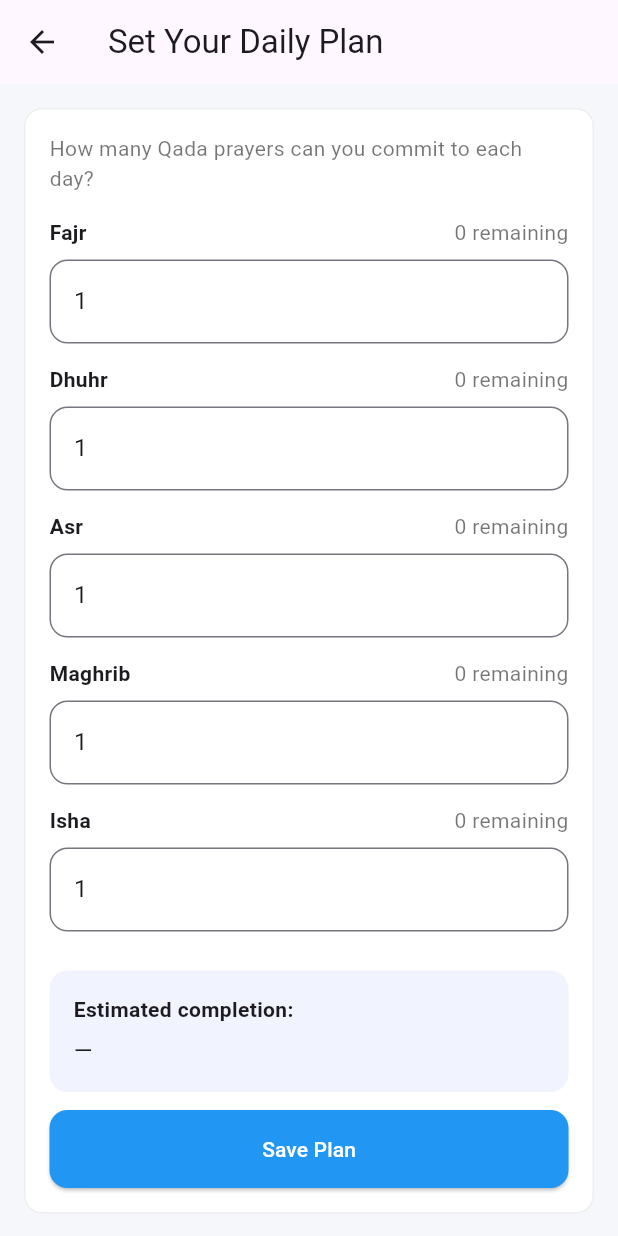
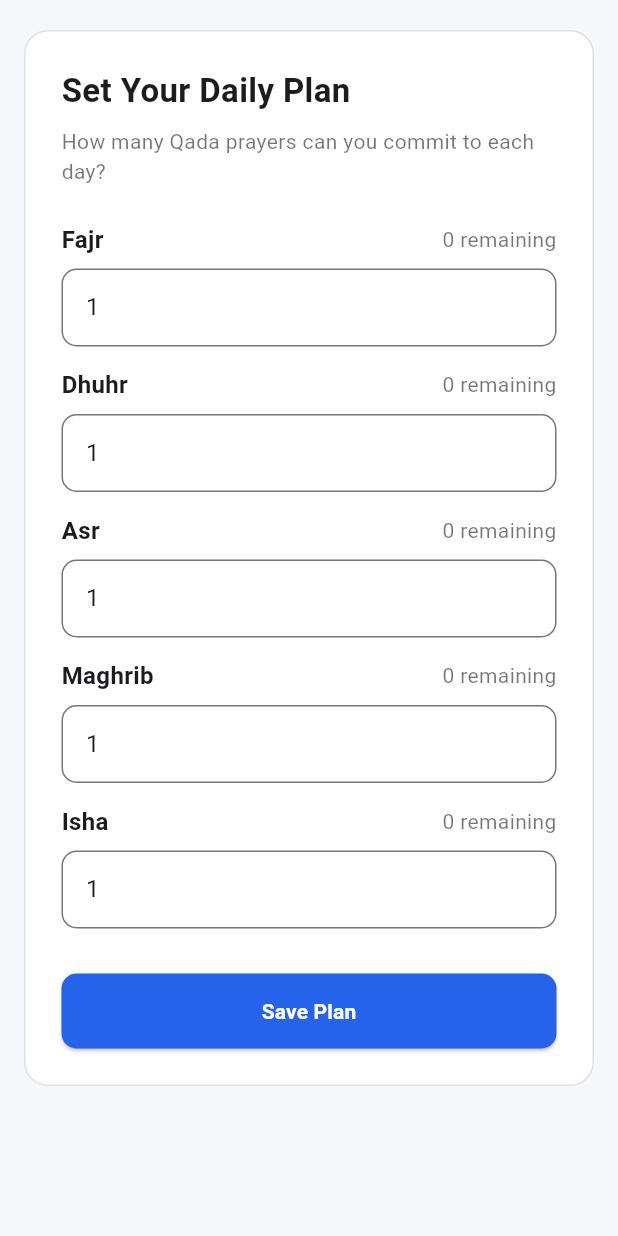
Before and after one commit to youssefeldesoukyy/qadaa_prayer_tracker, a Flutter app: the DailyPlan screen opened directly with empty values, on a phone screen of 412 x 824 dp. Run offline on Flutter 3.47's test engine with Material 3 defaults, Android fonts, the phone set to English and light mode, and no system bars.

Commit message:
Updated daily_plan.dart

```diff
--- a/lib/Views/daily_plan.dart
+++ b/lib/Views/daily_plan.dart
@@ -1,21 +1,10 @@
 import 'package:flutter/material.dart';
 import 'package:flutter/services.dart';
-
-class DailyTotals {
-  final int fajr, dhuhr, asr, maghrib, isha;
-
-  const DailyTotals({
-    required this.fajr,
-    required this.dhuhr,
-    required this.asr,
-    required this.maghrib,
-    required this.isha,
-  });
-}
+import 'package:qadaa_prayer_tracker/models/daily_totals.dart';
+import 'home_dashboard.dart';
 
 class DailyPlan extends StatefulWidget {
   final DailyTotals totals;
-
   const DailyPlan({super.key, required this.totals});
 
   @override
@@ -45,33 +34,58 @@ class _DailyPlanState extends State<DailyPlan> {
     super.dispose();
   }
 
-  int _daysNeeded(int total, String perDayText) {
-    final per = int.tryParse(perDayText) ?? 0;
-    if (per <= 0) return 0;
-    return (total / per).ceil();
+  int _int(TextEditingController c) => int.tryParse(c.text.trim()) ?? 0;
+
+  void _saveAndGo() {
+    final perDay = {
+      'fajr': _int(_fajrPerDay),
+      'dhuhr': _int(_dhuhrPerDay),
+      'asr': _int(_asrPerDay),
+      'maghrib': _int(_maghribPerDay),
+      'isha': _int(_ishaPerDay),
+    };
+
+    Navigator.pushReplacement(
+      context,
+      MaterialPageRoute(
+        builder: (_) => HomeDashboard(
+          initial: widget.totals,
+          perDay: perDay,
+        ),
+      ),
+    );
   }
 
-  String _estimate() {
-    final t = widget.totals;
-    final nF = _daysNeeded(t.fajr, _fajrPerDay.text);
-    final nD = _daysNeeded(t.dhuhr, _dhuhrPerDay.text);
-    final nA = _daysNeeded(t.asr, _asrPerDay.text);
-    final nM = _daysNeeded(t.maghrib, _maghribPerDay.text);
-    final nI = _daysNeeded(t.isha, _ishaPerDay.text);
-
-    final maxDays = [nF, nD, nA, nM, nI]
-        .where((e) => e > 0)
-        .fold<int>(0, (a, b) => a > b ? a : b);
-    if (maxDays == 0) return '—';
-
-    if (maxDays >= 365) {
-      final years = (maxDays / 365).toStringAsFixed(0);
-      return '$years year${years == '1' ? '' : 's'}';
-    } else if (maxDays >= 30) {
-      final months = (maxDays / 30).toStringAsFixed(0);
-      return '$months month${months == '1' ? '' : 's'}';
-    }
-    return '$maxDays day${maxDays == 1 ? '' : 's'}';
+  Widget _rowField(String label, int remaining, TextEditingController c) {
+    return Padding(
+      padding: const EdgeInsets.only(bottom: 14),
+      child: Column(
+        crossAxisAlignment: CrossAxisAlignment.start,
+        children: [
+          Row(children: [
+            Text(label,
+                style:
+                    const TextStyle(fontWeight: FontWeight.w600, fontSize: 16)),
+            const Spacer(),
+            Text('$remaining remaining',
+                style: const TextStyle(color: Colors.black54)),
+          ]),
+          const SizedBox(height: 8),
+          TextField(
+            controller: c,
+            keyboardType: TextInputType.number,
+            inputFormatters: _digitsOnly,
+            decoration: InputDecoration(
+              hintText: '1',
+              contentPadding:
+                  const EdgeInsets.symmetric(vertical: 14, horizontal: 12),
+              border:
+                  OutlineInputBorder(borderRadius: BorderRadius.circular(10)),
+            ),
+          ),
+        ],
+      ),
+    );
   }
 
   @override
@@ -80,102 +94,53 @@ class _DailyPlanState extends State<DailyPlan> {
 
     return Scaffold(
       backgroundColor: const Color(0xFFF6F7FB),
-      appBar: AppBar(title: const Text('Set Your Daily Plan')),
-      body: SingleChildScrollView(
-        padding: const EdgeInsets.all(16),
+      resizeToAvoidBottomInset: true,
+      body: SafeArea(
+        child: SingleChildScrollView(
+          padding: const EdgeInsets.symmetric(horizontal: 16, vertical: 20),
+          child: Center(
             child: Container(
+              constraints: const BoxConstraints(maxWidth: 500),
+              padding: const EdgeInsets.all(24),
               decoration: BoxDecoration(
                 color: Colors.white,
-            borderRadius: BorderRadius.circular(12),
-            border: Border.all(color: Colors.grey.shade200),
+                borderRadius: BorderRadius.circular(16),
+                border: Border.all(color: Colors.grey.shade300),
               ),
-          padding: const EdgeInsets.all(16),
               child: Column(
                 crossAxisAlignment: CrossAxisAlignment.stretch,
                 children: [
+                  const Text('Set Your Daily Plan',
+                      style:
+                          TextStyle(fontSize: 22, fontWeight: FontWeight.bold)),
+                  const SizedBox(height: 8),
                   const Text(
                       'How many Qada prayers can you commit to each day?',
-                style: TextStyle(color: Colors.black54),
-              ),
-              const SizedBox(height: 16),
+                      style: TextStyle(color: Colors.black54)),
+                  const SizedBox(height: 24),
                   _rowField('Fajr', t.fajr, _fajrPerDay),
                   _rowField('Dhuhr', t.dhuhr, _dhuhrPerDay),
                   _rowField('Asr', t.asr, _asrPerDay),
                   _rowField('Maghrib', t.maghrib, _maghribPerDay),
                   _rowField('Isha', t.isha, _ishaPerDay),
-              const SizedBox(height: 12),
-              _estimateCard(_estimate()),
-              const SizedBox(height: 12),
+                  const SizedBox(height: 16),
                   ElevatedButton(
-                onPressed: () {
-                  // TODO: save the plan
-                  ScaffoldMessenger.of(context).showSnackBar(
-                    const SnackBar(content: Text('Plan saved')),
-                  );
-                },
+                    onPressed: _saveAndGo,
                     style: ElevatedButton.styleFrom(
-                  backgroundColor: Colors.blue,
+                      backgroundColor: const Color(0xFF2563EB),
                       foregroundColor: Colors.white,
-                  minimumSize: const Size.fromHeight(52),
+                      minimumSize: const Size.fromHeight(50),
                       shape: RoundedRectangleBorder(
-                      borderRadius: BorderRadius.circular(12)),
+                          borderRadius: BorderRadius.circular(10)),
                     ),
-                child: const Text('Save Plan'),
+                    child: const Text('Save Plan',
+                        style: TextStyle(fontWeight: FontWeight.w600)),
                   ),
                 ],
               ),
             ),
           ),
-    );
-  }
-
-  Widget _rowField(
-      String label, int remaining, TextEditingController controller) {
-    return Padding(
-      padding: const EdgeInsets.only(bottom: 14),
-      child: Column(
-        crossAxisAlignment: CrossAxisAlignment.start,
-        children: [
-          Row(
-            children: [
-              Text(label, style: const TextStyle(fontWeight: FontWeight.w600)),
-              const Spacer(),
-              Text('$remaining remaining',
-                  style: const TextStyle(color: Colors.black54)),
-            ],
         ),
-          const SizedBox(height: 8),
-          TextField(
-            controller: controller,
-            keyboardType: TextInputType.number,
-            inputFormatters: _digitsOnly,
-            decoration: InputDecoration(
-              hintText: '1',
-              border:
-                  OutlineInputBorder(borderRadius: BorderRadius.circular(12)),
-            ),
-            onChanged: (_) => setState(() {}), // recompute estimate live
-          ),
-        ],
-      ),
-    );
-  }
-
-  Widget _estimateCard(String text) {
-    return Container(
-      padding: const EdgeInsets.all(16),
-      decoration: BoxDecoration(
-        color: const Color(0xFFF1F4FF),
-        borderRadius: BorderRadius.circular(12),
-      ),
-      child: Column(
-        crossAxisAlignment: CrossAxisAlignment.start,
-        children: [
-          const Text('Estimated completion:',
-              style: TextStyle(fontWeight: FontWeight.w600)),
-          const SizedBox(height: 6),
-          Text(text, style: const TextStyle(fontSize: 16)),
-        ],
       ),
     );
   }
```
Lines whose indentation alone changed are shown as unchanged.
